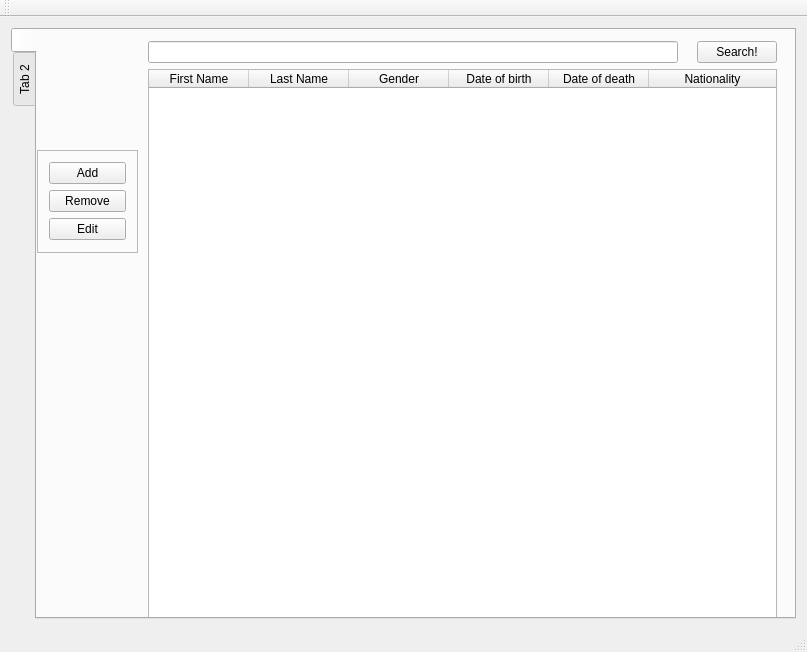
This is ui/computerscientists.ui in VLN-H7/Skil3 as Qt 5 draws it before an edit. The edited form follows.
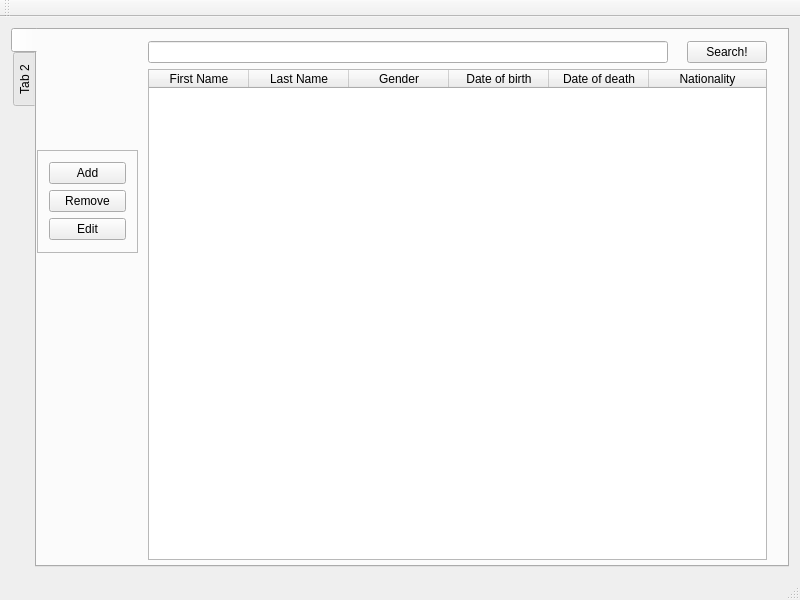
This is the edited form. Icons and pictures are not drawn.

Commit message: Mininum size 800x600

What changed in the file:
```diff
--- a/ui/computerscientists.ui
+++ b/ui/computerscientists.ui
@@ -6,10 +6,16 @@
    <rect>
     <x>0</x>
     <y>0</y>
-    <width>807</width>
-    <height>652</height>
+    <width>800</width>
+    <height>600</height>
    </rect>
   </property>
+  <property name="minimumSize">
+   <size>
+    <width>800</width>
+    <height>600</height>
+   </size>
+  </property>
   <property name="windowTitle">
    <string>An Amazing Computer Scientist Program</string>
   </property>
@@ -64,8 +70,8 @@
          <rect>
           <x>100</x>
           <y>0</y>
-          <width>651</width>
-          <height>601</height>
+          <width>641</width>
+          <height>541</height>
          </rect>
         </property>
         <layout class="QVBoxLayout" name="verticalLayout">
```
